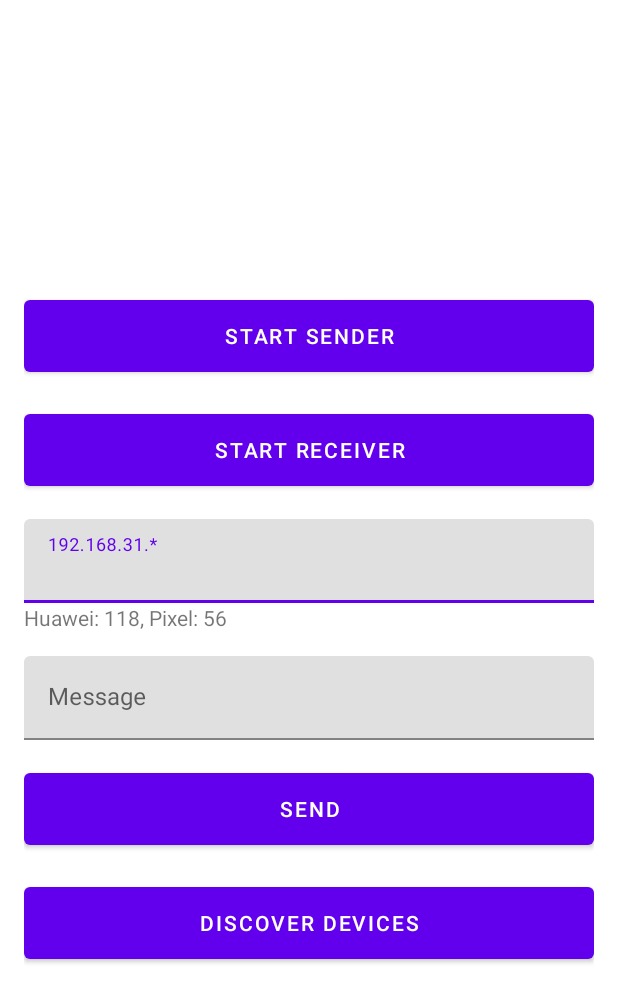
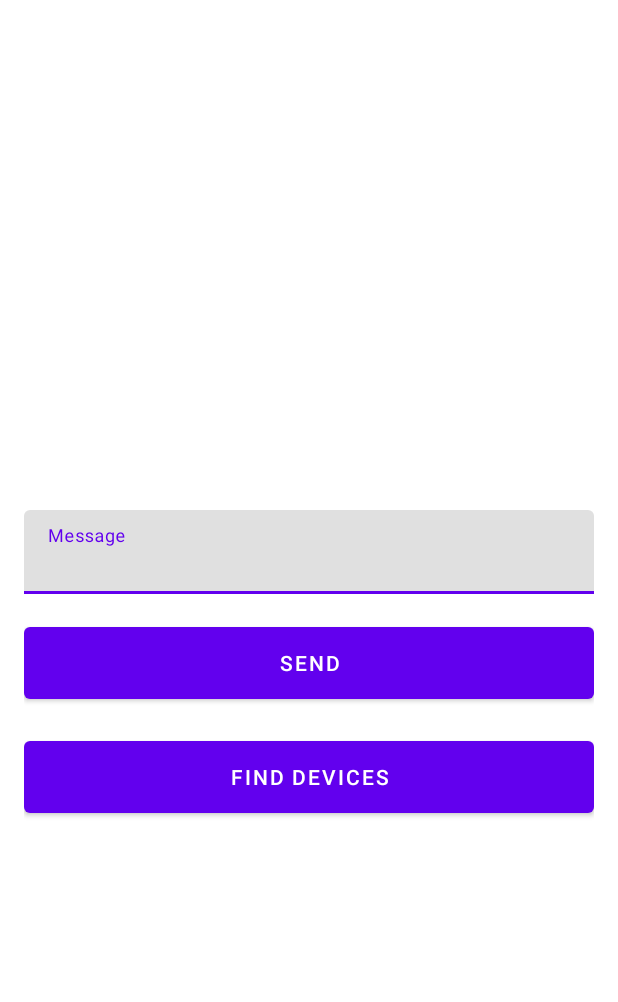
Before and after one commit to bakaikalybek/nsd, an Android app: the layout activity_main.xml on its own in the app's theme, with its tools: preview values and no code run, on a phone screen of 412 x 824 dp. Shown: the top 1002 px of the screen. Run offline under Robolectric (Android 15) with nearby library versions, the phone set to English and light mode, and no system bars; network calls fail.

```diff
--- a/app/src/main/AndroidManifest.xml
+++ b/app/src/main/AndroidManifest.xml
@@ -7,6 +7,7 @@
     <uses-permission android:name="android.permission.ACCESS_NETWORK_STATE" />
 
     <application
+        android:name=".App"
         android:allowBackup="true"
         android:icon="@mipmap/ic_launcher"
         android:label="@string/app_name"
--- a/app/src/main/res/layout/activity_main.xml
+++ b/app/src/main/res/layout/activity_main.xml
@@ -11,71 +11,25 @@
     android:padding="16dp">
 
 
-<!--    <androidx.constraintlayout.widget.ConstraintLayout-->
+    <ProgressBar
+        android:id="@+id/progress_bar"
+        android:visibility="invisible"
+        android:layout_width="wrap_content"
+        android:layout_height="wrap_content"/>
+
+<!--    <com.google.android.material.textfield.TextInputLayout-->
+<!--        android:id="@+id/textFieldIp"-->
 <!--        android:layout_width="match_parent"-->
-<!--        android:layout_height="wrap_content">-->
-<!--        <TextView-->
-<!--            android:id="@+id/tv_broadcast"-->
-<!--            android:layout_width="wrap_content"-->
-<!--            android:layout_height="wrap_content"-->
-<!--            android:text="Broadcast"-->
-<!--            app:layout_constraintTop_toTopOf="parent"-->
-<!--            app:layout_constraintStart_toStartOf="parent"-->
-<!--            app:layout_constraintEnd_toEndOf="parent"/>-->
+<!--        android:layout_height="wrap_content"-->
+<!--        android:layout_marginTop="16dp"-->
+<!--        android:hint="192.168.31.*">-->
 
-<!--        <Button-->
-<!--            android:id="@+id/btn_start"-->
-<!--            android:layout_width="0dp"-->
-<!--            android:layout_height="wrap_content"-->
-<!--            android:layout_marginEnd="8dp"-->
-<!--            android:text="Start"-->
-<!--            app:layout_constraintTop_toBottomOf="@id/tv_broadcast"-->
-<!--            app:layout_constraintStart_toStartOf="parent"-->
-<!--            app:layout_constraintEnd_toStartOf="@id/btn_stop"/>-->
+<!--        <com.google.android.material.textfield.TextInputEditText-->
+<!--            android:id="@+id/et_Ip"-->
+<!--            android:layout_width="match_parent"-->
+<!--            android:layout_height="wrap_content" />-->
 
-<!--        <Button-->
-<!--            android:id="@+id/btn_stop"-->
-<!--            android:layout_width="0dp"-->
-<!--            android:layout_height="wrap_content"-->
-<!--            android:layout_marginStart="8dp"-->
-<!--            android:text="Stop"-->
-<!--            app:layout_constraintTop_toBottomOf="@id/tv_broadcast"-->
-<!--            app:layout_constraintEnd_toEndOf="parent"-->
-<!--            app:layout_constraintStart_toEndOf="@id/btn_start"/>-->
-<!--    </androidx.constraintlayout.widget.ConstraintLayout>-->
-
-    <Button
-        android:id="@+id/btn_start_sender"
-        android:layout_width="match_parent"
-        android:layout_height="60dp"
-        android:layout_marginTop="16dp"
-        android:text="Start Sender"/>
-
-    <Button
-        android:id="@+id/btn_start_receiver"
-        android:layout_width="match_parent"
-        android:layout_height="60dp"
-        android:layout_marginTop="16dp"
-        android:text="Start Receiver"/>
-
-
-    <com.google.android.material.textfield.TextInputLayout
-        android:id="@+id/textFieldIp"
-        android:layout_width="match_parent"
-        android:layout_height="wrap_content"
-        android:layout_marginTop="16dp"
-        android:hint="192.168.31.*">
-
-        <com.google.android.material.textfield.TextInputEditText
-            android:id="@+id/et_Ip"
-            android:layout_width="match_parent"
-            android:layout_height="wrap_content" />
-
-    </com.google.android.material.textfield.TextInputLayout>
-    <TextView
-        android:layout_width="match_parent"
-        android:layout_height="wrap_content"
-        android:text="Huawei: 118, Pixel: 56"/>
+<!--    </com.google.android.material.textfield.TextInputLayout>-->
 
     <com.google.android.material.textfield.TextInputLayout
         android:id="@+id/textFieldMessage"
@@ -104,6 +58,6 @@
         android:layout_width="match_parent"
         android:layout_height="60dp"
         android:layout_marginTop="16dp"
-        android:text="Discover devices"/>
+        android:text="Find Devices"/>
 
 </LinearLayout>
```
Also changed, not shown: app/build.gradle (+8 -0 lines), app/src/main/java/kg/bakai/nsd/App.kt (added, +17 -0 lines), app/src/main/java/kg/bakai/nsd/BroadcastReceive.kt (deleted, +0 -30 lines), app/src/main/java/kg/bakai/nsd/MainActivity.kt (+20 -61 lines), app/src/main/java/kg/bakai/nsd/MainViewModel.kt (added, +96 -0 lines), app/src/main/java/kg/bakai/nsd/NetworkFinder.kt (deleted, +0 -57 lines), app/src/main/java/kg/bakai/nsd/SocketClient.kt (+5 -3 lines), app/src/main/java/kg/bakai/nsd/SocketServer.kt (+7 -3 lines), app/src/main/java/kg/bakai/nsd/di/AppModules.kt (added, +14 -0 lines), app/src/main/java/kg/bakai/nsd/repository/MainRepository.kt (added, +27 -0 lines).
